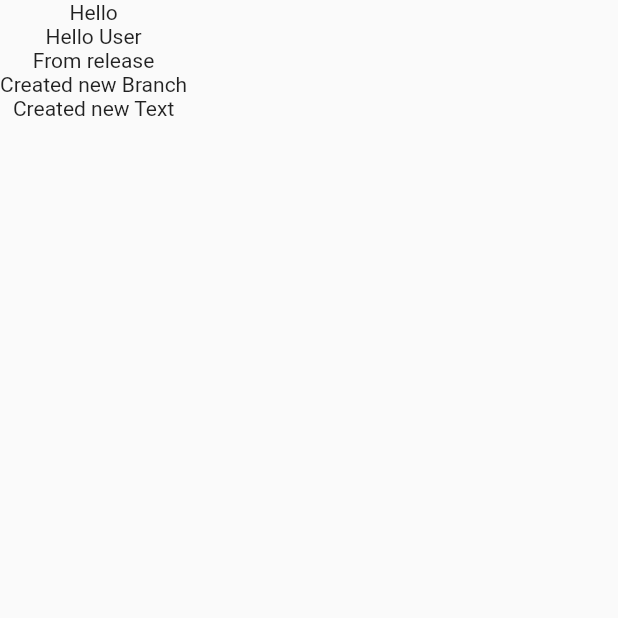
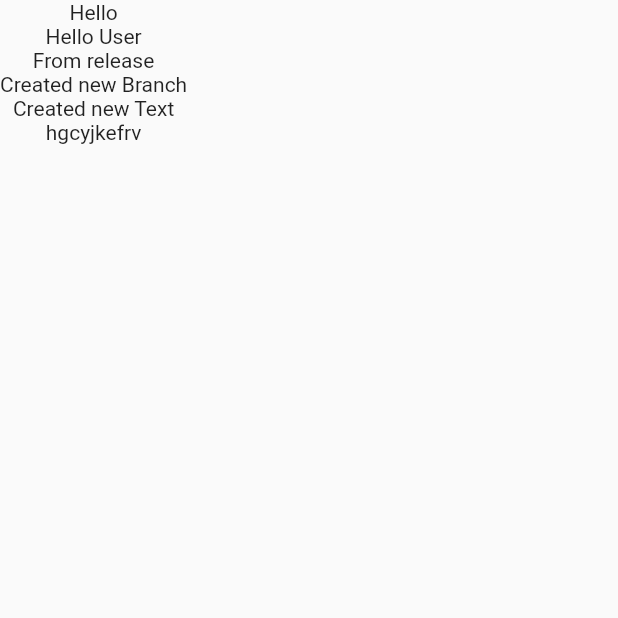
Before and after one commit to roshanwadekar-atcs/sample_app, a Flutter app: the screen it shows after launch, on a phone screen of 412 x 824 dp, the top half of it. Run offline on Flutter 3.47's test engine with Material 2 defaults, Android fonts, the phone set to English and light mode, and no system bars.

Commit message:
new text

```diff
--- a/lib/main.dart
+++ b/lib/main.dart
@@ -37,7 +37,8 @@ class _HomePageState extends State<HomePage> {
           Text("Hello User"),
           Text("From release"),
           Text("Created new Branch"),
-          Text("Created new Text")
+          Text("Created new Text"),
+          Text("hgcyjkefrv")
 
 
         ],
```
